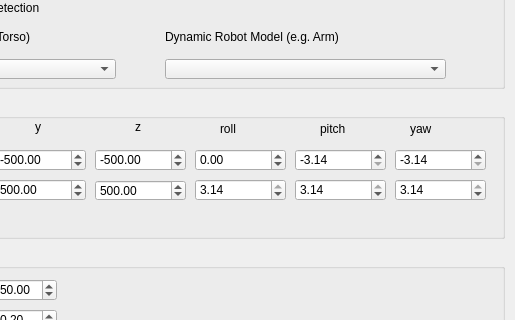
The window that VirtualRobot/examples/reachability/reachabilityCreate.ui (softbankrobotics-research/Simox) describes before a commit, drawn with Qt 5; both pictures show x 165 to 680 and y 161 to 481 of the 680 by 580 pixel window.
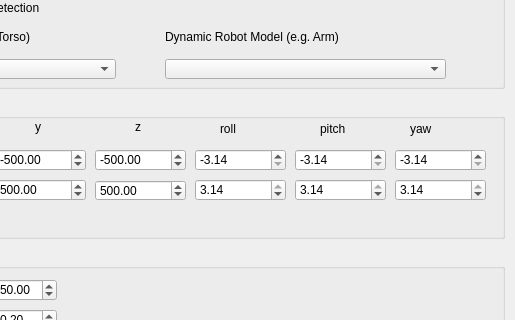
The same window after the commit.

Commit message: Updated gui values. Added current file version to reader.

The edit to the form file:
```diff
--- a/VirtualRobot/examples/reachability/reachabilityCreate.ui
+++ b/VirtualRobot/examples/reachability/reachabilityCreate.ui
@@ -420,7 +420,7 @@
      <double>0.010000000000000</double>
     </property>
     <property name="value">
-     <double>0.000000000000000</double>
+     <double>-3.140000000000000</double>
     </property>
    </widget>
    <widget class="QLabel" name="label_11">
```
The commit also changes 1 other file.
